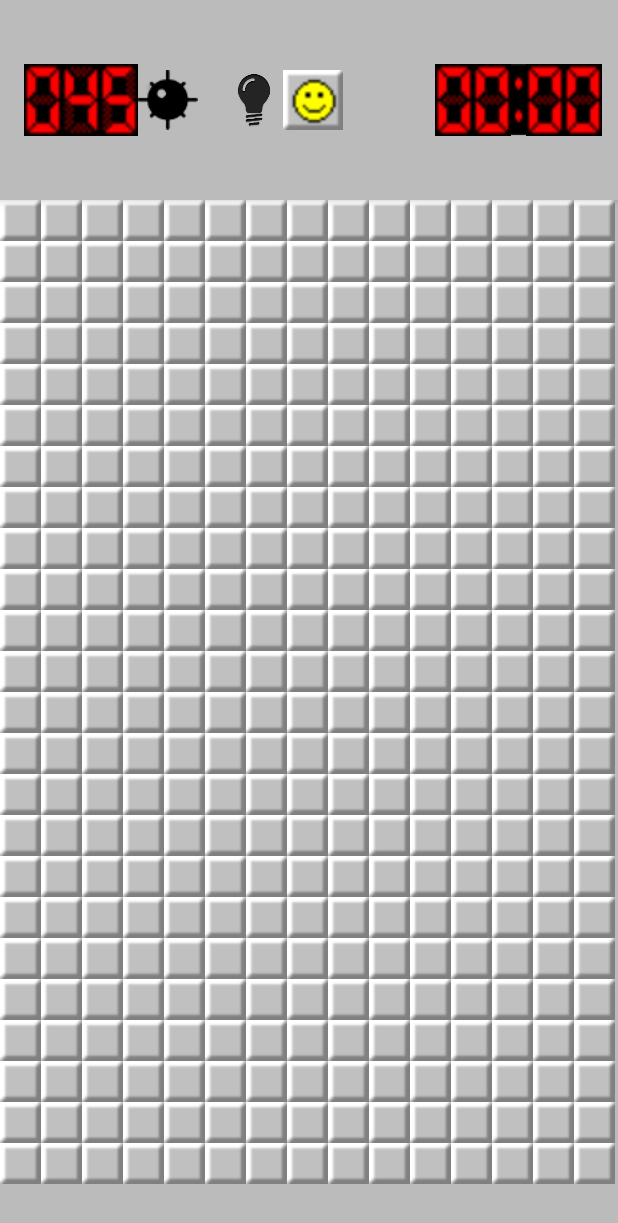
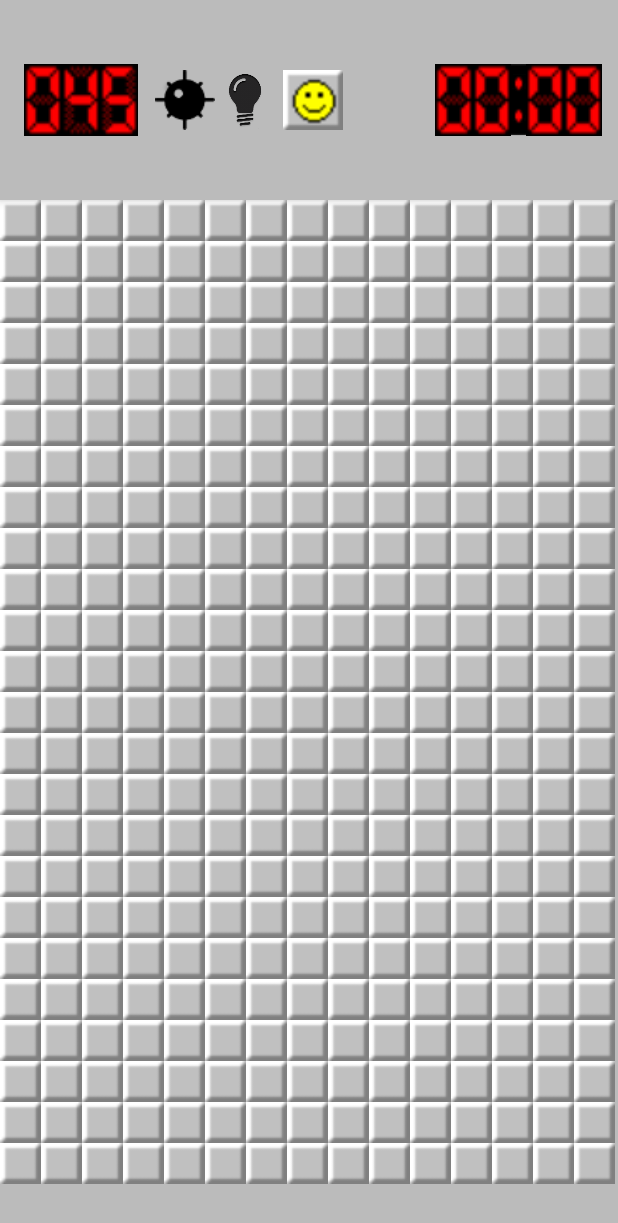
Before and after one commit to jrecinos98/MineSweeper-Android, an Android app: the screen it shows after launch (GameActivity), after a tap on "MEDIUM GAME", on a phone screen of 412 x 824 dp. Shown: the top 1223 px of the screen. Run offline under Robolectric (Android 15) with nearby library versions, the phone set to English and light mode, and no system bars.

Commit message:
Reworked some of the layouts to adjust better regardless of screen dimensions. Attempted to make grid work no matter screen dimension

```diff
--- a/app/src/main/java/com/game/recinos/myminesweepergame/Constants/Constants.java
+++ b/app/src/main/java/com/game/recinos/myminesweepergame/Constants/Constants.java
@@ -21,9 +21,9 @@ public abstract class Constants implements Serializable {
         RELOADED
     }
     public enum GAME_DIFFICULTY{
-        EASY(12,19,15,160),
-        MEDIUM(15,24,45,160),
-        HARD(20,32,110,160),
+        EASY(12,19,15,200),
+        MEDIUM(15,24,45,200),
+        HARD(20,32,110,200),
         LOAD,
         CUSTOM;
 
--- a/app/src/main/java/com/game/recinos/myminesweepergame/GameActivity.java
+++ b/app/src/main/java/com/game/recinos/myminesweepergame/GameActivity.java
@@ -7,6 +7,7 @@ import android.support.v7.app.AppCompatActivity;
 import android.os.Bundle;
 import android.support.v7.widget.Toolbar;
 
+import android.util.Log;
 import android.view.MotionEvent;
 import android.view.View;
 import android.widget.Button;
@@ -53,7 +54,7 @@ public class GameActivity extends AppCompatActivity {
     protected void onCreate(Bundle savedInstanceState) {
         super.onCreate(savedInstanceState);
         GAME_STATE= Constants.GAME_STATE.NOT_STARTED;
-        int ToolBarHeight= Constants.TOOLBAR_HEIGHT;
+        int ToolBarHeight= Integer.parseInt(getIntent().getStringExtra("TOOLBAR_HEIGHT"));
         vibe= (Vibrator) getSystemService(Context.VIBRATOR_SERVICE);
         setContentView(R.layout.activity_main);
         //Reason why toolbar is not increasing right
@@ -63,12 +64,12 @@ public class GameActivity extends AppCompatActivity {
             GameActivity.GAME_STATE= Constants.GAME_STATE.RELOADED;
             GameActivity.time= savedInstanceState.getInt("Time");
             difficulty= (Constants.GAME_DIFFICULTY) savedInstanceState.getSerializable("Difficulty");
-            //Difficulty must be defined before MineConter created.
+            //Difficulty must be defined before MineCounter created.
             createMineCounter();
             createTimer();
             reloadGame(savedInstanceState);
 
-            Toast.makeText(getApplicationContext(),"Game Has Been reloaded", Toast.LENGTH_LONG).show();
+            Toast.makeText(getApplicationContext(),"Game Has Been Reloaded", Toast.LENGTH_LONG).show();
         }
         else {
             difficulty = (Constants.GAME_DIFFICULTY) getIntent().getSerializableExtra("GAME_DIFFICULTY");
--- a/app/src/main/java/com/game/recinos/myminesweepergame/Grid/Grid.java
+++ b/app/src/main/java/com/game/recinos/myminesweepergame/Grid/Grid.java
@@ -23,12 +23,15 @@ public class Grid implements Serializable, Parcelable{
     private Constants.GAME_DIFFICULTY GAME_DIFFICULTY;
     private int flagNum;
     private int correctMoves=0;
+
+
     @SuppressLint("ClickableViewAccessibility")
     public Grid(Constants.GAME_DIFFICULTY diff){
         GAME_DIFFICULTY=diff;
         flagNum=getMineNum();
         gameGrid = Util.generateInitial(getGridWidth(),getGridHeight());
     }
+
     public Grid(Parcel savedState){
         Bundle saved= savedState.readBundle(getClass().getClassLoader());
         flagNum= saved.getInt("Flags");
--- a/app/src/main/res/layout/activity_main.xml
+++ b/app/src/main/res/layout/activity_main.xml
@@ -88,18 +88,24 @@
                 android:layout_width="38dp"
                 android:layout_height="40dp"
                 android:layout_centerVertical="true"
-                android:layout_toStartOf="@+id/smileyButton"
-                android:paddingTop="0dp"
-                android:layout_toLeftOf="@+id/smileyButton" />
+                android:layout_marginStart="-84dp"
+                android:layout_marginLeft="3dp"
+                android:layout_toEndOf="@+id/smileyButton"
+                android:layout_toRightOf="@+id/myActionButton"
+                android:paddingTop="0dp" />
 
             <Button
                 android:id="@+id/myActionButton"
                 android:layout_width="40dp"
                 android:layout_height="40dp"
                 android:layout_centerVertical="true"
+                android:layout_marginStart="11dp"
+                android:layout_marginLeft="11dp"
                 android:layout_toEndOf="@+id/mine2"
-                android:paddingBottom="5dp"
-                android:layout_toRightOf="@+id/mine2" />
+                android:layout_toRightOf="@+id/mine2"
+                android:paddingEnd="5dp"
+                android:paddingRight="5dp"
+                android:paddingBottom="5dp" />
 
             <Button
                 android:id="@+id/colonButton"
```
Also changed, not shown: app/src/main/java/com/game/recinos/myminesweepergame/Listeners/ButtonListeners.java (+50 -31 lines), app/src/main/res/layout/dialog_size.xml (+109 -55 lines).
